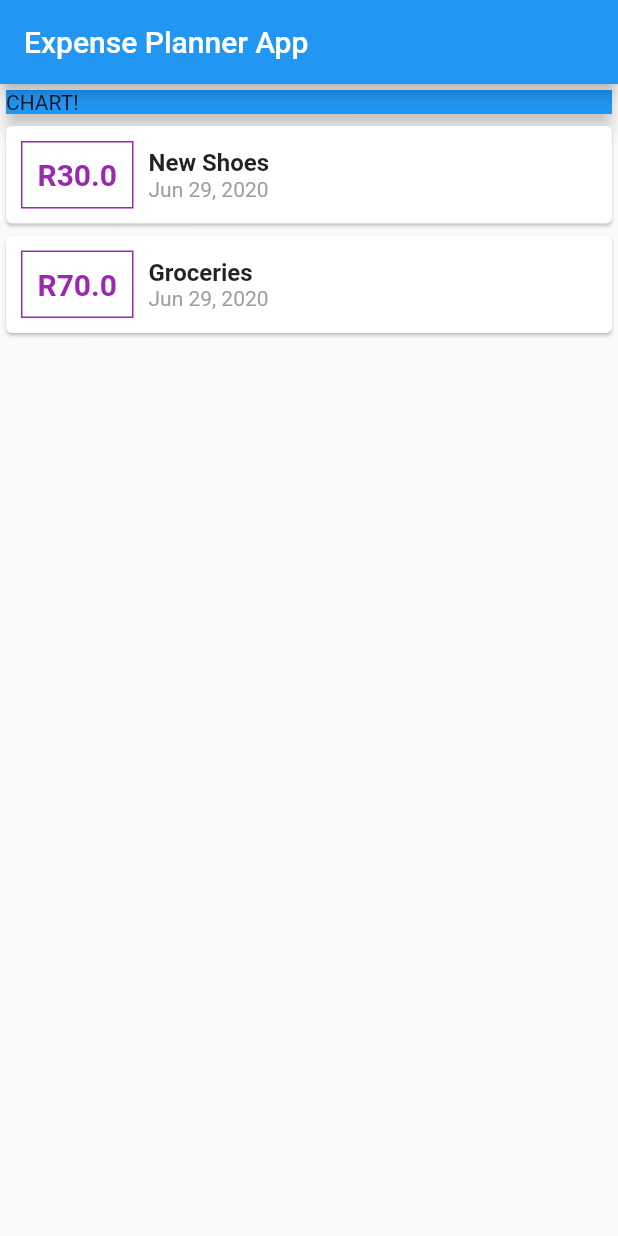
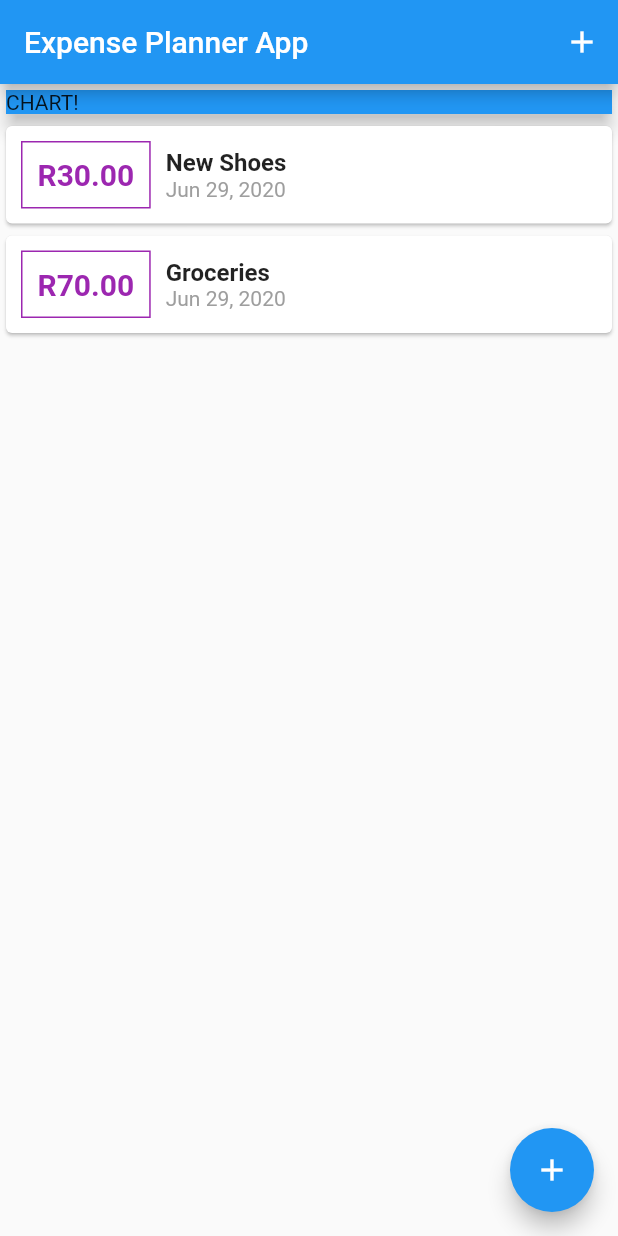
Before and after one commit to Jeannot-MN/personal_expense_tracker, a Flutter app: the screen it shows after launch, on a phone screen of 412 x 824 dp. Run offline on Flutter 3.47's test engine with Material 2 defaults, Android fonts, the phone set to English and light mode, and no system bars.

Commit message:
chore: enhance application

```diff
--- a/lib/main.dart
+++ b/lib/main.dart
@@ -1,22 +1,66 @@
 import 'package:flutter/material.dart';
-import 'package:intl/intl.dart';
-import './transaction.dart';
+import 'package:personalexpensetracker/widgets/new_transaction.dart';
+
+import 'models/transaction.dart';
+import 'widgets/transaction_list.dart';
 
 void main() {
-  runApp(MyHomePage());
+  runApp(MyApp());
 }
 
-class MyHomePage extends StatelessWidget {
-  final List<Transaction> transactions = [
-    Transaction(id:"t1", title: "New Shoes", amount: 30, date: DateTime.now()),
-    Transaction(id:"T2", title: "Groceries", amount: 70, date: DateTime.now())
-  ];
+class MyApp extends StatelessWidget {
   @override
   Widget build(BuildContext context) {
     return MaterialApp(
-      home: Scaffold(
-        appBar: AppBar(title: Text("Expense Planner App")),
-        body: Column(
+      home: MyHomePage(),
+    );
+  }
+}
+
+class MyHomePage extends StatefulWidget {
+  @override
+  _MyHomePageState createState() => _MyHomePageState();
+}
+
+class _MyHomePageState extends State<MyHomePage> {
+final List<Transaction> transactions = [
+    Transaction(id: "t1", title: "New Shoes", amount: 30, date: DateTime.now()),
+    Transaction(id: "T2", title: "Groceries", amount: 70, date: DateTime.now())
+  ];
+
+  void addNewTransaction(String title, double amount) {
+    final newTransaction = Transaction(id: DateTime.now().toString(),
+        title: title,
+        amount: amount,
+        date: DateTime.now());
+    setState(() {
+      transactions.add(newTransaction);
+    });
+  }
+
+  void openAddNewTransactionModal(BuildContext context) {
+    showModalBottomSheet(context: context, builder: (_) {
+      return NewTransaction(addNewTransaction);
+    });
+  }
+
+  @override
+  Widget build(BuildContext context) {
+    return Scaffold(
+        appBar: AppBar(
+          title: Text("Expense Planner App"),
+          actions: <Widget>[
+            IconButton(
+              icon: Icon(
+                  Icons.add
+              ),
+              onPressed: () => openAddNewTransactionModal(context),
+
+            )
+          ],
+        ),
+        body: SingleChildScrollView(
+          child: Column(
               mainAxisAlignment: MainAxisAlignment.start,
               children: [
                 Card(
@@ -28,55 +72,18 @@ class MyHomePage extends StatelessWidget {
                   elevation: 5,
                 ),
                 Column(
-                children:
-                  transactions.map((transaction){
-                    return Card(
-                      child: Row(
-                        children: [
-                          Container(
-                            margin: EdgeInsets.all(10),
-                            decoration: BoxDecoration(
-                              border: Border.all(
-                                color: Colors.purple,
-                                width: 1
+                    children: <Widget>[
+                      TransactionList(transactions),
+                    ]
+                ),
+              ]
           )
         ),
-                            padding: EdgeInsets.all(10),
-                            child: Text(
-                              'R${transaction.amount}',
-                              style: TextStyle(
-                                  fontWeight: FontWeight.bold,
-                                  fontSize: 20,
-                                  color: Colors.purple,
+        floatingActionButton: FloatingActionButton(
+            child: Icon(
+              Icons.add
             ),
-                            ),
-                          ),
-
-                          Column(
-                            crossAxisAlignment: CrossAxisAlignment.start,
-                            children: [
-                              Text(
-                                transaction.title,
-                                style: TextStyle(
-                                  fontSize: 16,
-                                  fontWeight: FontWeight.bold
-                                ),
-                              ),
-                              Text(
-                                DateFormat("yMMMd").format(transaction.date),
-                                style: TextStyle(
-                                    color: Colors.grey
-                                ),
-                              )
-                            ],
-                          )
-                        ],
-                      )
-                    );
-                  }).toList(),
-              ),
-
-        ]),
+            onPressed: () => openAddNewTransactionModal(context),
         ),
     );
   }
--- /dev/null
+++ b/lib/widgets/transaction_list.dart
@@ -0,0 +1,63 @@
+import 'package:flutter/material.dart';
+import 'package:personalexpensetracker/models/transaction.dart';
+import 'package:intl/intl.dart';
+
+class TransactionList extends StatelessWidget {
+
+  final List<Transaction> transactions;
+  TransactionList(this.transactions);
+  @override
+  Widget build(BuildContext context) {
+    return Container(
+      height: 300,
+      child: ListView(
+        children:
+        transactions.map((transaction){
+          return Card(
+              child: Row(
+                children: [
+                  Container(
+                    margin: EdgeInsets.all(10),
+                    decoration: BoxDecoration(
+                        border: Border.all(
+                            color: Colors.purple,
+                            width: 1
+                        )
+                    ),
+                    padding: EdgeInsets.all(10),
+                    child: Text(
+                      'R${transaction.amount.toStringAsFixed(2)}',
+                      style: TextStyle(
+                        fontWeight: FontWeight.bold,
+                        fontSize: 20,
+                        color: Colors.purple,
+                      ),
+                    ),
+                  ),
+
+                  Column(
+                    crossAxisAlignment: CrossAxisAlignment.start,
+                    children: [
+                      Text(
+                        transaction.title,
+                        style: TextStyle(
+                            fontSize: 16,
+                            fontWeight: FontWeight.bold
+                        ),
+                      ),
+                      Text(
+                        DateFormat("yMMMd").format(transaction.date),
+                        style: TextStyle(
+                            color: Colors.grey
+                        ),
+                      )
+                    ],
+                  )
+                ],
+              )
+          );
+        }).toList(),
+      ),
+    );
+  }
+}
```
Also changed, not shown: lib/widgets/new_transaction.dart (added, +67 -0 lines), lib/models/transaction.dart (renamed from lib/transaction.dart). Lines whose indentation alone changed are shown as unchanged.
